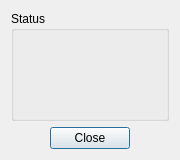
The window that common/src/ui/SerialTesterDialog.ui (christarento/ChronoDuino) describes before a commit, drawn with Qt 5.
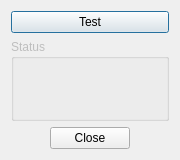
The same window after the commit. Icons and pictures are not drawn.

Commit message: serial port thread

What changed in the file:
```diff
--- a/common/src/ui/SerialTesterDialog.ui
+++ b/common/src/ui/SerialTesterDialog.ui
@@ -15,7 +15,17 @@
   </property>
   <layout class="QVBoxLayout" name="verticalLayout_2">
    <item>
-    <widget class="QGroupBox" name="groupBox">
+    <widget class="QPushButton" name="m_pb_test">
+     <property name="text">
+      <string>Test</string>
+     </property>
+    </widget>
+   </item>
+   <item>
+    <widget class="QGroupBox" name="m_group_box">
+     <property name="enabled">
+      <bool>false</bool>
+     </property>
      <property name="title">
       <string>Status</string>
      </property>
```
Left out of the diff: 4 changed lines with no effect on the pictures. The commit also changes 6 other files.
